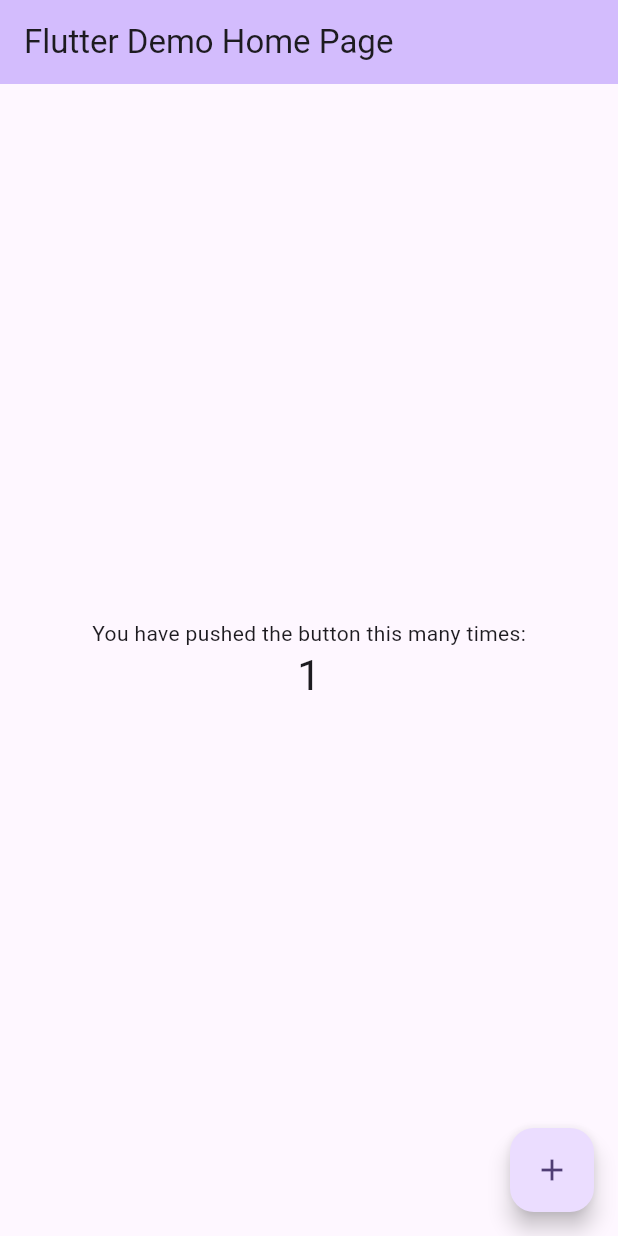
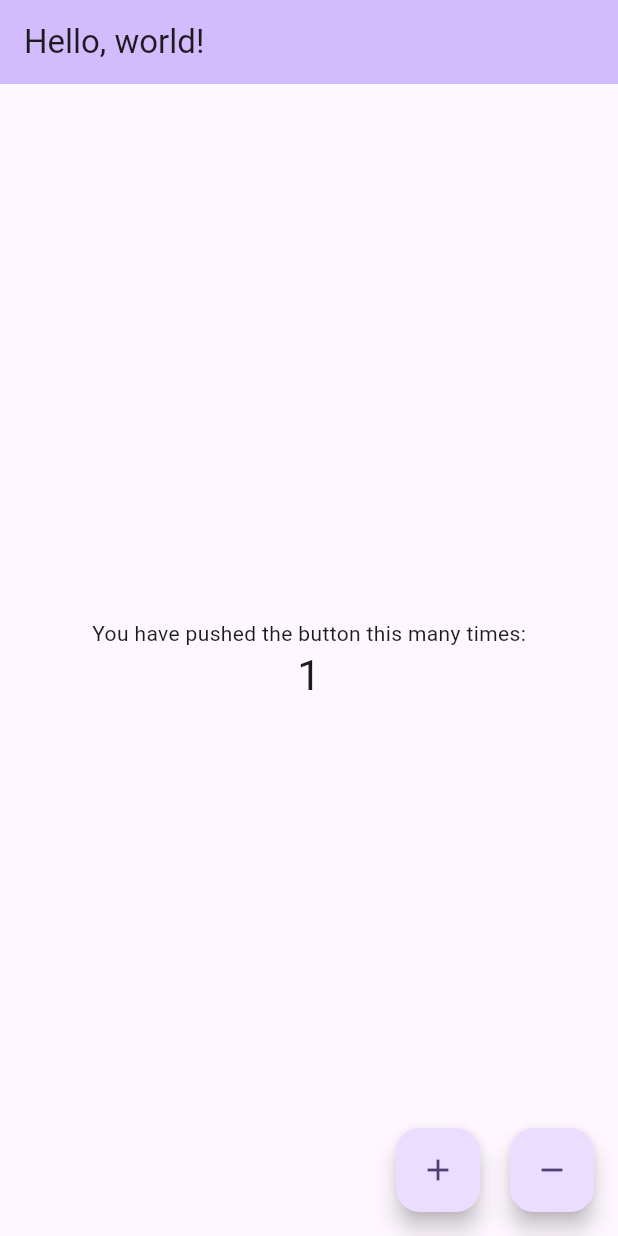
Before and after one commit to binodcoder/riverpod_demo, a Flutter app: the screen it shows after launch, after a tap on the "add" icon, on a phone screen of 412 x 824 dp. Run offline on Flutter 3.47's test engine with Material 3 defaults, Android fonts, the phone set to English and light mode, and no system bars; our stand-ins replace flutter_riverpod, riverpod_annotation; generated files the repository leaves out were written again.

Commit message:
counter app

```diff
--- a/analysis_options.yaml
+++ b/analysis_options.yaml
@@ -26,3 +26,7 @@ linter:
 
 # Additional information about this file can be found at
 # https://dart.dev/guides/language/analysis-options
+
+analyzer:
+  plugins:
+    - custom_lint
--- /dev/null
+++ b/lib/app.dart
@@ -0,0 +1,17 @@
+import 'package:flutter/material.dart';
+import 'package:riverpod_demo/src/features/counter/home_page.dart';
+
+class MyApp extends StatelessWidget {
+  const MyApp({super.key});
+
+  @override
+  Widget build(BuildContext context) {
+    return MaterialApp(
+      title: 'Flutter Demo',
+      theme: ThemeData(
+        colorScheme: ColorScheme.fromSeed(seedColor: Colors.deepPurple),
+      ),
+      home: MyHomePage(),
+    );
+  }
+}
--- a/lib/main.dart
+++ b/lib/main.dart
@@ -1,122 +1,7 @@
 import 'package:flutter/material.dart';
+import 'package:flutter_riverpod/flutter_riverpod.dart';
+import 'package:riverpod_demo/app.dart';
 
 void main() {
-  runApp(const MyApp());
+  runApp(ProviderScope(child: const MyApp()));
 }
-
-class MyApp extends StatelessWidget {
-  const MyApp({super.key});
-
-  // This widget is the root of your application.
-  @override
-  Widget build(BuildContext context) {
-    return MaterialApp(
-      title: 'Flutter Demo',
-      theme: ThemeData(
-        // This is the theme of your application.
-        //
-        // TRY THIS: Try running your application with "flutter run". You'll see
-        // the application has a purple toolbar. Then, without quitting the app,
-        // try changing the seedColor in the colorScheme below to Colors.green
-        // and then invoke "hot reload" (save your changes or press the "hot
-        // reload" button in a Flutter-supported IDE, or press "r" if you used
-        // the command line to start the app).
-        //
-        // Notice that the counter didn't reset back to zero; the application
-        // state is not lost during the reload. To reset the state, use hot
-        // restart instead.
-        //
-        // This works for code too, not just values: Most code changes can be
-        // tested with just a hot reload.
-        colorScheme: ColorScheme.fromSeed(seedColor: Colors.deepPurple),
-      ),
-      home: const MyHomePage(title: 'Flutter Demo Home Page'),
-    );
-  }
-}
-
-class MyHomePage extends StatefulWidget {
-  const MyHomePage({super.key, required this.title});
-
-  // This widget is the home page of your application. It is stateful, meaning
-  // that it has a State object (defined below) that contains fields that affect
-  // how it looks.
-
-  // This class is the configuration for the state. It holds the values (in this
-  // case the title) provided by the parent (in this case the App widget) and
-  // used by the build method of the State. Fields in a Widget subclass are
-  // always marked "final".
-
-  final String title;
-
-  @override
-  State<MyHomePage> createState() => _MyHomePageState();
-}
-
-class _MyHomePageState extends State<MyHomePage> {
-  int _counter = 0;
-
-  void _incrementCounter() {
-    setState(() {
-      // This call to setState tells the Flutter framework that something has
-      // changed in this State, which causes it to rerun the build method below
-      // so that the display can reflect the updated values. If we changed
-      // _counter without calling setState(), then the build method would not be
-      // called again, and so nothing would appear to happen.
-      _counter++;
-    });
-  }
-
-  @override
-  Widget build(BuildContext context) {
-    // This method is rerun every time setState is called, for instance as done
-    // by the _incrementCounter method above.
-    //
-    // The Flutter framework has been optimized to make rerunning build methods
-    // fast, so that you can just rebuild anything that needs updating rather
-    // than having to individually change instances of widgets.
-    return Scaffold(
-      appBar: AppBar(
-        // TRY THIS: Try changing the color here to a specific color (to
-        // Colors.amber, perhaps?) and trigger a hot reload to see the AppBar
-        // change color while the other colors stay the same.
-        backgroundColor: Theme.of(context).colorScheme.inversePrimary,
-        // Here we take the value from the MyHomePage object that was created by
-        // the App.build method, and use it to set our appbar title.
-        title: Text(widget.title),
-      ),
-      body: Center(
-        // Center is a layout widget. It takes a single child and positions it
-        // in the middle of the parent.
-        child: Column(
-          // Column is also a layout widget. It takes a list of children and
-          // arranges them vertically. By default, it sizes itself to fit its
-          // children horizontally, and tries to be as tall as its parent.
-          //
-          // Column has various properties to control how it sizes itself and
-          // how it positions its children. Here we use mainAxisAlignment to
-          // center the children vertically; the main axis here is the vertical
-          // axis because Columns are vertical (the cross axis would be
-          // horizontal).
-          //
-          // TRY THIS: Invoke "debug painting" (choose the "Toggle Debug Paint"
-          // action in the IDE, or press "p" in the console), to see the
-          // wireframe for each widget.
-          mainAxisAlignment: MainAxisAlignment.center,
-          children: <Widget>[
-            const Text('You have pushed the button this many times:'),
-            Text(
-              '$_counter',
-              style: Theme.of(context).textTheme.headlineMedium,
-            ),
-          ],
-        ),
-      ),
-      floatingActionButton: FloatingActionButton(
-        onPressed: _incrementCounter,
-        tooltip: 'Increment',
-        child: const Icon(Icons.add),
-      ), // This trailing comma makes auto-formatting nicer for build methods.
-    );
-  }
-}
--- /dev/null
+++ b/lib/src/features/counter/controller.dart
@@ -0,0 +1,25 @@
+import 'package:flutter_riverpod/flutter_riverpod.dart';
+import 'package:riverpod_annotation/riverpod_annotation.dart';
+
+part 'controller.g.dart';
+
+@riverpod
+String helloWorld(Ref ref) {
+  return 'Hello, world!';
+}
+
+@riverpod
+class Counter extends _$Counter {
+  @override
+  int build() {
+    return 0;
+  }
+
+  void increment() {
+    state = state + 1;
+  }
+
+  void decrement() {
+    state = state - 1;
+  }
+}
--- /dev/null
+++ b/lib/src/features/counter/home_page.dart
@@ -0,0 +1,45 @@
+import 'package:flutter/material.dart';
+import 'package:flutter_riverpod/flutter_riverpod.dart';
+import 'package:riverpod_demo/src/features/counter/controller.dart';
+
+class MyHomePage extends ConsumerWidget {
+  const MyHomePage({super.key});
+
+  @override
+  Widget build(BuildContext context, WidgetRef ref) {
+    int counter = ref.watch(counterProvider);
+    String hello = ref.watch(helloWorldProvider);
+
+    return Scaffold(
+      appBar: AppBar(
+        backgroundColor: Theme.of(context).colorScheme.inversePrimary,
+        title: Text(hello),
+      ),
+      body: Center(
+        child: Column(
+          mainAxisAlignment: MainAxisAlignment.center,
+          children: <Widget>[
+            const Text('You have pushed the button this many times:'),
+            Text('$counter', style: Theme.of(context).textTheme.headlineMedium),
+          ],
+        ),
+      ),
+      floatingActionButton: Row(
+        mainAxisSize: MainAxisSize.min,
+        children: [
+          FloatingActionButton(
+            onPressed: ref.read(counterProvider.notifier).increment,
+            tooltip: 'Increment',
+            child: const Icon(Icons.add),
+          ),
+          SizedBox(width: 20),
+          FloatingActionButton(
+            onPressed: ref.read(counterProvider.notifier).decrement,
+            tooltip: 'Decrement',
+            child: const Icon(Icons.remove),
+          ),
+        ],
+      ), // This trailing comma makes auto-formatting nicer for build methods.
+    );
+  }
+}
```
Also changed, not shown: pubspec.yaml (+8 -1 lines), lib/src/features/counter/controller.g.dart (added), pubspec.lock, 3 other files.
